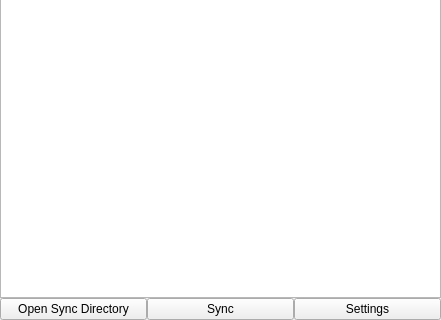
Above: src/ui/process_status_page.ui from bpozdena/OneDriveGUI before the change; both pictures show x 0 to 441 and y 443 to 763 of the 441 by 763 pixel window. Below: the same form after it.
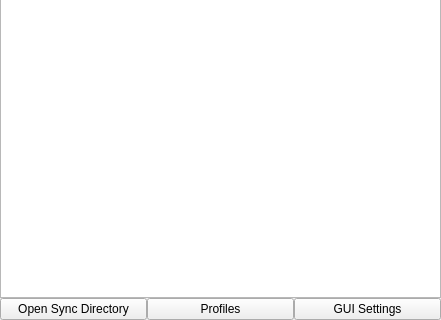
That is the form after the change.

Commit message: Implement new GUI settings window #50

Diff of the .ui file:
```diff
--- a/src/ui/process_status_page.ui
+++ b/src/ui/process_status_page.ui
@@ -197,7 +197,7 @@
         </sizepolicy>
        </property>
        <property name="text">
-        <string>Sync</string>
+        <string>Profiles</string>
        </property>
       </widget>
      </item>
@@ -210,7 +210,7 @@
         </sizepolicy>
        </property>
        <property name="text">
-        <string>Settings</string>
+        <string>GUI Settings</string>
        </property>
       </widget>
      </item>
```
Left out of the diff: 5 changed lines with no effect on the pictures. The commit also changes 9 other files.
